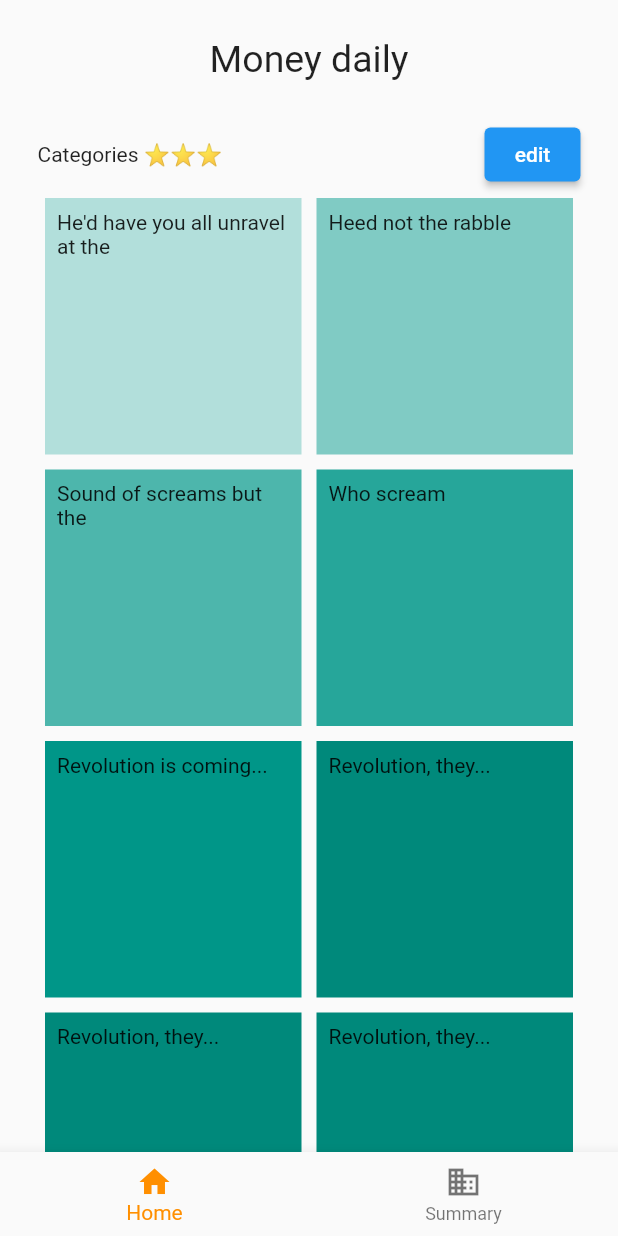
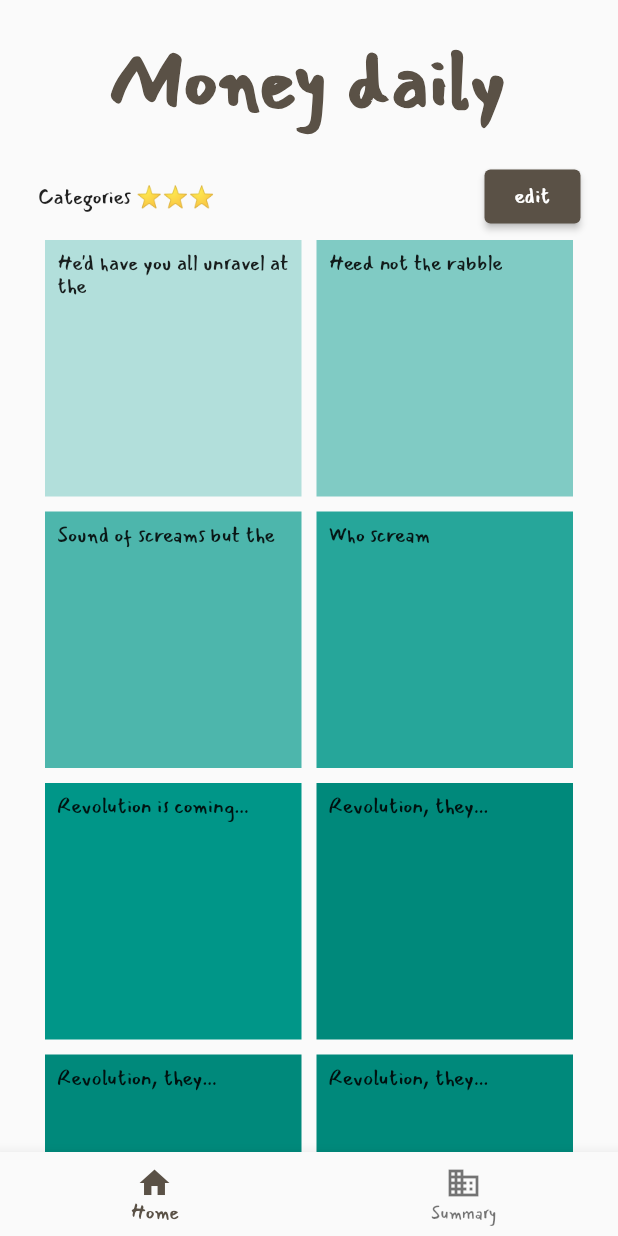
Before and after one commit to supawadee0789/money-daily, a Flutter app: the screen it shows after launch, on a phone screen of 412 x 824 dp. Run offline on Flutter 3.47's test engine with Material 2 defaults, Android fonts, the phone set to English and light mode, and no system bars; our stand-ins replace bloc, flutter_bloc.

Commit message:
add theme

```diff
--- a/lib/home/bottomNav/bottomNav.dart
+++ b/lib/home/bottomNav/bottomNav.dart
@@ -21,7 +21,7 @@ class BottomNav extends StatelessWidget {
             ),
           ],
           currentIndex: state.index,
-          selectedItemColor: Colors.amber[800],
+          // selectedItemColor: Colors.amber[800],
           onTap: (id) => BlocProvider.of<BottomnavCubit>(context).goTo(id),
         );
       },
--- a/lib/home/homeContent.dart
+++ b/lib/home/homeContent.dart
@@ -19,9 +19,10 @@ class HomeContent extends StatelessWidget {
         padding: const EdgeInsets.symmetric(horizontal: 25),
         child: Column(
           children: [
-            const Padding(
-              padding: EdgeInsets.symmetric(vertical: 25),
-              child: Text("Money daily", style: TextStyle(fontSize: 25)),
+            Padding(
+              padding: const EdgeInsets.symmetric(vertical: 25),
+              child: Text("Money daily",
+                  style: Theme.of(context).textTheme.headline1),
             ),
             Row(
               mainAxisAlignment: MainAxisAlignment.spaceBetween,
--- a/lib/main.dart
+++ b/lib/main.dart
@@ -20,6 +20,29 @@ class MyApp extends StatelessWidget {
   @override
   Widget build(BuildContext context) {
     return MaterialApp(
+      theme: ThemeData(
+        // UI
+        brightness: Brightness.light,
+        colorScheme: const ColorScheme.light().copyWith(
+            primary: const Color(0xff5A5146),
+            secondary: const Color(0xFFFAEBDA),
+            outline: const Color(0xff5A5146)),
+        // font
+        fontFamily: 'Mansalva',
+        //text style
+        textTheme: const TextTheme(
+          headline1: TextStyle(
+              fontSize: 52.0,
+              fontWeight: FontWeight.bold,
+              color: Color(0xff5A5146)),
+          headline6: TextStyle(
+              fontSize: 36.0,
+              fontStyle: FontStyle.italic,
+              color: Color(0xff5A5146)),
+          bodyText1: TextStyle(fontSize: 14.0, color: Color(0xff5A5146)),
+          // bodyText2: TextStyle(fontSize: 14.0, fontFamily: 'Roboto'),
+        ),
+      ),
       routes: {
         '/': (context) => BlocProvider(
               create: (context) => BottomnavCubit(),
```
Also changed, not shown: pubspec.yaml (+7 -19 lines), fonts/Mansalva-Regular.ttf (added), fonts/Roboto-Mono.ttf (added).
